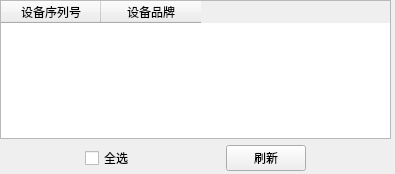
Old version of the form resource/devices/ui_devices.ui in the repository lirunquan/APK_Installer.
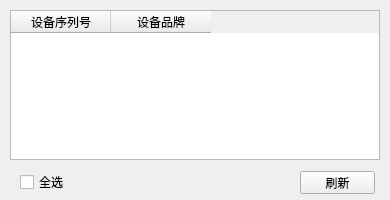
New version of the form.

The edit to the form file:
```diff
--- a/resource/devices/ui_devices.ui
+++ b/resource/devices/ui_devices.ui
@@ -6,25 +6,22 @@
    <rect>
     <x>0</x>
     <y>0</y>
-    <width>395</width>
-    <height>174</height>
+    <width>390</width>
+    <height>200</height>
    </rect>
   </property>
   <property name="windowTitle">
    <string>Form</string>
   </property>
-  <widget class="QWidget" name="layoutWidget">
-   <property name="geometry">
-    <rect>
-     <x>0</x>
-     <y>0</y>
-     <width>391</width>
-     <height>171</height>
-    </rect>
-   </property>
-   <layout class="QVBoxLayout" name="verticalLayout">
-    <item>
      <widget class="QTableWidget" name="tableWidget_devices">
+   <property name="geometry">
+    <rect>
+     <x>10</x>
+     <y>10</y>
+     <width>370</width>
+     <height>150</height>
+    </rect>
+   </property>
       <property name="selectionMode">
        <enum>QAbstractItemView::MultiSelection</enum>
       </property>
@@ -51,65 +48,31 @@
        </property>
       </column>
      </widget>
-    </item>
-    <item>
-     <layout class="QHBoxLayout" name="horizontalLayout">
-      <item>
-       <spacer name="horizontalSpacer_2">
-        <property name="orientation">
-         <enum>Qt::Horizontal</enum>
-        </property>
-        <property name="sizeHint" stdset="0">
-         <size>
-          <width>40</width>
-          <height>20</height>
-         </size>
-        </property>
-       </spacer>
-      </item>
-      <item>
        <widget class="QCheckBox" name="checkBox_all">
+   <property name="geometry">
+    <rect>
+     <x>20</x>
+     <y>174</y>
+     <width>47</width>
+     <height>16</height>
+    </rect>
+   </property>
         <property name="text">
          <string>全选</string>
         </property>
        </widget>
-      </item>
-      <item>
-       <spacer name="horizontalSpacer">
-        <property name="orientation">
-         <enum>Qt::Horizontal</enum>
-        </property>
-        <property name="sizeHint" stdset="0">
-         <size>
-          <width>40</width>
-          <height>20</height>
-         </size>
-        </property>
-       </spacer>
-      </item>
-      <item>
        <widget class="QPushButton" name="pushButton_refresh">
+   <property name="geometry">
+    <rect>
+     <x>300</x>
+     <y>171</y>
+     <width>75</width>
+     <height>23</height>
+    </rect>
+   </property>
         <property name="text">
          <string>刷新</string>
         </property>
-       </widget>
-      </item>
-      <item>
-       <spacer name="horizontalSpacer_3">
-        <property name="orientation">
-         <enum>Qt::Horizontal</enum>
-        </property>
-        <property name="sizeHint" stdset="0">
-         <size>
-          <width>40</width>
-          <height>20</height>
-         </size>
-        </property>
-       </spacer>
-      </item>
-     </layout>
-    </item>
-   </layout>
   </widget>
  </widget>
  <resources/>
```
Lines whose indentation alone changed are shown as unchanged.
